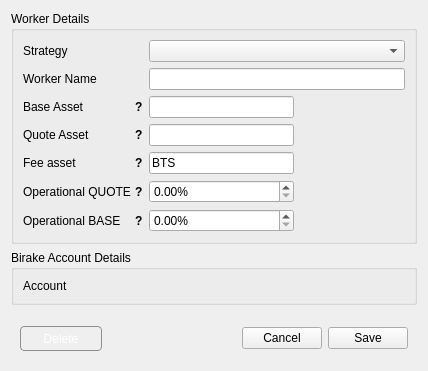
Qt form dexbot/views/ui/edit_worker_window.ui (Kaiser182/MMBot) before a commit.
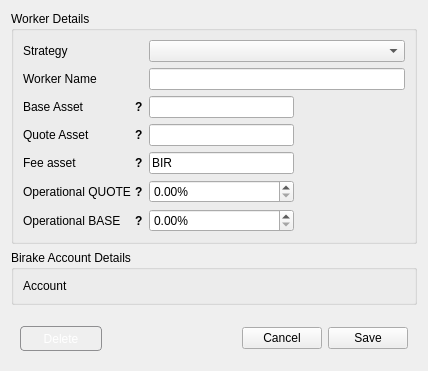
The same form after that commit.

Diff of the .ui file:
```diff
--- a/dexbot/views/ui/edit_worker_window.ui
+++ b/dexbot/views/ui/edit_worker_window.ui
@@ -375,7 +375,7 @@
          </size>
         </property>
         <property name="text">
-         <string>BTS</string>
+         <string>BIR</string>
         </property>
        </widget>
       </item>
```
